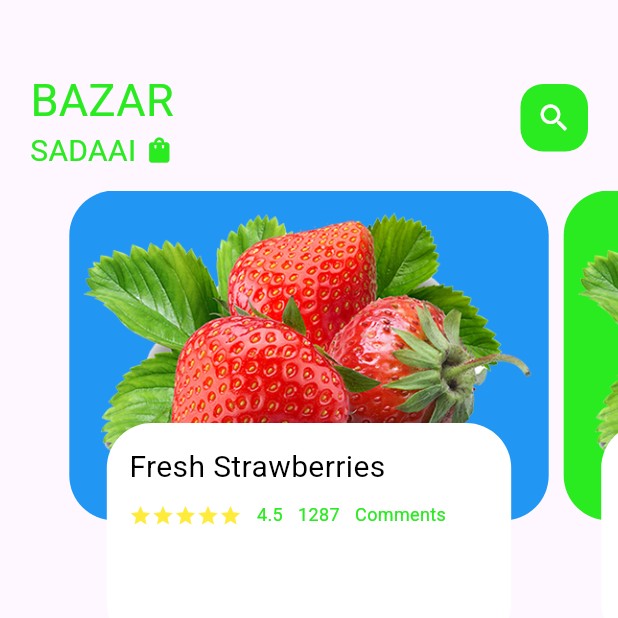
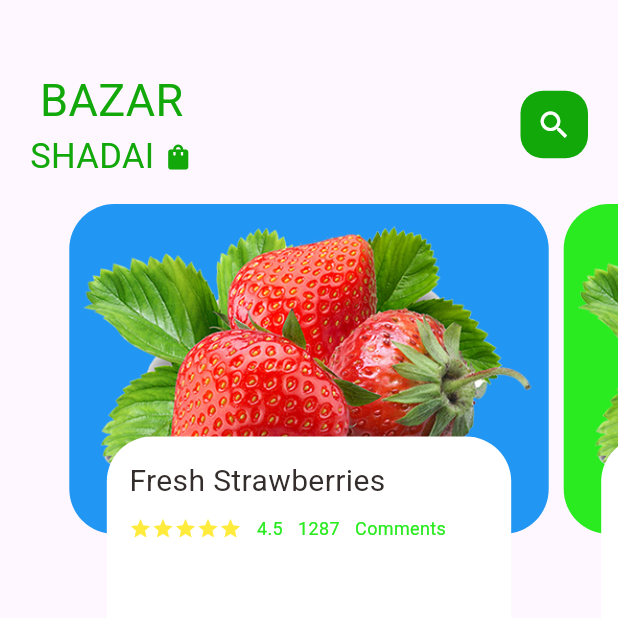
Before and after one commit to smjoy222/bazar_sadaai_app, a Flutter app: the screen it shows after launch, on a phone screen of 412 x 824 dp, the top half of it. Run offline on Flutter 3.47's test engine with Material 3 defaults, Android fonts, the phone set to English and light mode, and no system bars; our stand-ins replace google_fonts; Roboto replaces fonts that are missing (Plaster).

Commit message:
Updated_logo

```diff
--- a/lib/main.dart
+++ b/lib/main.dart
@@ -12,7 +12,7 @@ class MyApp extends StatelessWidget {
   Widget build(BuildContext context) {
     return const MaterialApp(
       debugShowCheckedModeBanner: false,
-      home:HomeScreen()
+      home: HomeScreen(),
     );
   }
 }
--- a/lib/screens/home_body.dart
+++ b/lib/screens/home_body.dart
@@ -64,26 +64,32 @@ class _HomeBodyState extends State<HomeBody> {
               child: Column(
                 crossAxisAlignment: CrossAxisAlignment.start,
                 children: [
-              BigText(text: "Fresh Strawberries", color: Colors.black, size: 20,),
-              SizedBox(height: 10,),
+                  BigText(
+                    text: "Fresh Strawberries",
+                    style: TextStyle(color: Colors.black, fontSize: 20),
+                  ),
+                  SizedBox(height: 10),
                   Row(
                     children: [
                       Wrap(
                         children: List.generate(5, (index) {
-                      return Icon(Icons.star, color: Colors.yellow, size: 15,);}),
+                          return Icon(
+                            Icons.star,
+                            color: Colors.yellow,
+                            size: 15,
+                          );
+                        }),
                       ),
-                  SizedBox(width: 10,),
-                  SmallText(text: "4.5",),
-                  SizedBox(width: 10,),
-                  SmallText(text: "1287",),
-                  SizedBox(width: 10,),
-                  SmallText(text: "Comments",),
-
-
+                      SizedBox(width: 10),
+                      SmallText(text: "4.5"),
+                      SizedBox(width: 10),
+                      SmallText(text: "1287"),
+                      SizedBox(width: 10),
+                      SmallText(text: "Comments"),
                     ],
-
                   ),
-            ],),
+                ],
+              ),
             ),
           ),
         ),
--- a/lib/screens/home_screen.dart
+++ b/lib/screens/home_screen.dart
@@ -3,6 +3,7 @@ import 'package:bazar_sadaai_app/utils/colors.dart';
 import 'package:bazar_sadaai_app/widgets/big_text.dart';
 import 'package:bazar_sadaai_app/widgets/small_text.dart';
 import 'package:flutter/material.dart';
+import 'package:google_fonts/google_fonts.dart';
 
 class HomeScreen extends StatefulWidget {
   const HomeScreen({super.key});
@@ -16,20 +17,45 @@ class _HomeScreenState extends State<HomeScreen> {
   Widget build(BuildContext context) {
     return Scaffold(
       body: Column(
-        children: [Container(
+        children: [
+          Container(
             child: Container(
-          margin: EdgeInsets.only(top: 45, bottom: 15,),
-          padding: EdgeInsets.only(left:20, right: 20),
+              margin: EdgeInsets.only(top: 45, bottom: 15),
+              padding: EdgeInsets.only(left: 20, right: 20),
               child: Row(
                 mainAxisAlignment: MainAxisAlignment.spaceBetween,
                 children: [
-              Column(children: [
-                BigText(text: "BAZAR", color: AppColors.maincolor, size: 30,),
-                Row(children: [
-                   SmallText(text: "SADAAI ", color: AppColors.maincolor, size: 20,),
-                   Icon(Icons.shopping_bag, color: AppColors.maincolor, size: 20,),]),
+                  Column(
+                    children: [
+                      Text(
+                        "BAZAR",
+                        style: TextStyle(
+                          fontFamily: GoogleFonts.plaster().fontFamily,
+                          fontSize: 30,
+                          color: AppColors.maincolor,
+                        ),
+                      ),
+                      Row(
+                        children: [
+                          Text(
+                            "SHADAI ",
+                            style: TextStyle(
+                              fontFamily:
+                                  GoogleFonts.fascinateInline().fontFamily,
+                              color: AppColors.maincolor,
+                              fontSize: 23,
+                            ),
+                          ),
+                          Icon(
+                            Icons.shopping_bag,
+                            color: AppColors.maincolor,
+                            size: 20,
+                          ),
+                        ],
+                      ),
                       //add_shopping_cart
-                ],),
+                    ],
+                  ),
                   Center(
                     child: Container(
                       width: 45,
@@ -38,14 +64,14 @@ class _HomeScreenState extends State<HomeScreen> {
                         borderRadius: BorderRadius.circular(15),
                         color: AppColors.maincolor,
                       ),
-                  child: Icon(Icons.search, color: Colors.white,),
+                      child: Icon(Icons.search, color: Colors.white),
                     ),
                   ),
                 ],
               ),
             ),
           ),
-      HomeBody()
+          HomeBody(),
         ],
       ),
     );
--- a/lib/utils/colors.dart
+++ b/lib/utils/colors.dart
@@ -1,7 +1,7 @@
 import 'dart:ui';
 
 class AppColors {
-  static final Color maincolor = const Color.fromARGB(255, 42, 234, 32);
+  static final Color maincolor = const Color.fromARGB(255, 18, 168, 10);
   static final Color textcolor = const Color(0xFFccc7c5);
   static final Color iconColor1 = const Color.fromARGB(255, 42, 234, 32);
   static final Color iconColor2 = const Color(0xFFF5F5F5);
--- a/lib/widgets/big_text.dart
+++ b/lib/widgets/big_text.dart
@@ -1,4 +1,5 @@
 import 'package:flutter/material.dart';
+import 'package:google_fonts/google_fonts.dart';
 
 class BigText extends StatelessWidget {
   final Color? color;
@@ -7,10 +8,11 @@ class BigText extends StatelessWidget {
   TextOverflow overFlow;
   BigText({
     super.key,
-    this.color=const Color(0xFF332d2b),
+    this.color = const Color(0xFF332d2b),
     required this.text,
     this.size = 20,
     this.overFlow = TextOverflow.ellipsis,
+    required TextStyle style,
   });
   @override
   Widget build(BuildContext context) {
@@ -19,8 +21,8 @@ class BigText extends StatelessWidget {
       maxLines: 1,
       overflow: overFlow,
       style: TextStyle(
-        fontFamily: "Roboto",
-        color: color ,
+        fontFamily: GoogleFonts.roboto().fontFamily,
+        color: color,
         fontSize: size,
         fontWeight: FontWeight.w400,
       ),
--- a/pubspec.yaml
+++ b/pubspec.yaml
@@ -36,6 +36,7 @@ dependencies:
   # Use with the CupertinoIcons class for iOS style icons.
   cupertino_icons: ^1.0.8
   curved_navigation_bar: ^1.0.3
+  google_fonts: ^6.2.1
 
 dev_dependencies:
   flutter_test:
```
Also changed, not shown: pubspec.lock, 1 other file. Lines whose indentation alone changed are shown as unchanged.
